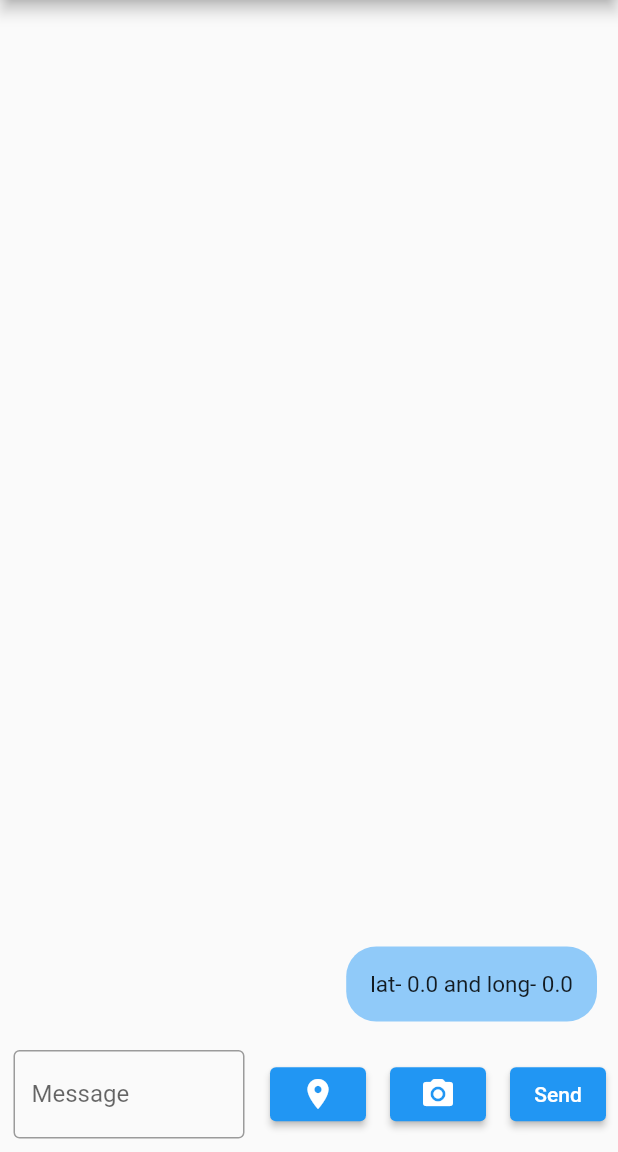
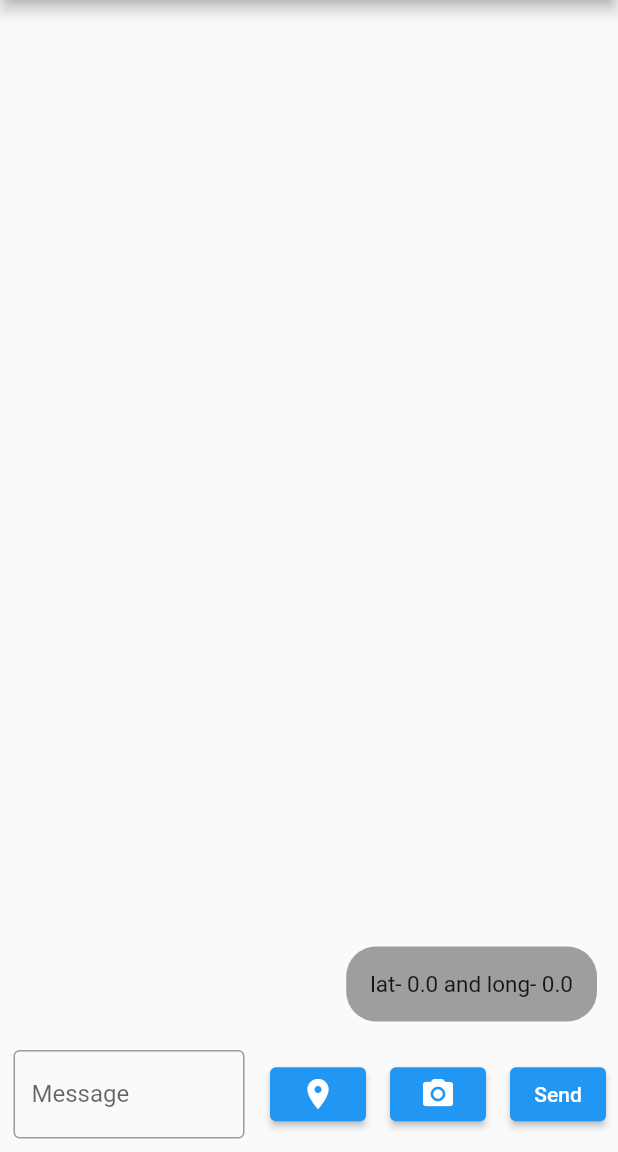
Before and after one commit to alanta335/anonymous-drug-reporting-flutter-app, a Flutter app: the screen it shows once a user with an empty profile is signed in, after a tap on "report location", on a phone screen of 412 x 824 dp, the part 84-1236 px from its top. Run offline on Flutter 3.47's test engine with Material 2 defaults, Android fonts, the phone set to English and light mode, and no system bars; our stand-ins replace cloud_firestore, device_info_plus, dio, firebase_auth, firebase_core, firebase_storage and 5 more; accounts and stored records are empty; network calls fail.

Commit message:
Update homescreen.dart

```diff
--- a/lib/screens/homescreen.dart
+++ b/lib/screens/homescreen.dart
@@ -37,6 +37,16 @@ class _HomepageState extends State<Homepage> {
 
   // ignore: non_constant_identifier_names
 
+  MaterialColor getcolor(int priority) {
+    if (priority == 0) {
+      return Colors.grey;
+    } else if (priority == 1) {
+      return Colors.blue;
+    } else {
+      return Colors.red;
+    }
+  }
+
   Future getImage() async {
     final image = await ImagePicker()
         .pickImage(source: ImageSource.camera, imageQuality: 80);
@@ -59,6 +69,7 @@ class _HomepageState extends State<Homepage> {
         .doc()
         .set({
       'text': imageURL,
+      'priority': 1,
       'type': "image",
       'time': DateTime.now().toString()
     });
@@ -105,10 +116,12 @@ class _HomepageState extends State<Homepage> {
                         .doc()
                         .set({
                       'text': "lat- $lat and long- $long",
+                      'priority': 0,
                       'type': "sender",
                       'time': DateTime.now().toString()
                     });
                     FirebaseFirestore.instance.collection('R_AREA').doc().set({
+                      'priority': 0,
                       'lat': lat,
                       'long': long,
                       'type': "location",
@@ -143,10 +156,7 @@ class _HomepageState extends State<Homepage> {
                           child: Container(
                             decoration: BoxDecoration(
                               borderRadius: BorderRadius.circular(20),
-                              color:
-                                  (document.get('type').toString() == "receiver"
-                                      ? Colors.grey.shade200
-                                      : Colors.blue[200]),
+                              color: getcolor(document.get('priority')),
                             ),
                             padding: EdgeInsets.all(16),
                             child: (document.get('type').toString() == "image")
@@ -214,6 +224,7 @@ class _HomepageState extends State<Homepage> {
                                   .set({
                                 'text': messageController.text,
                                 'type': "sender",
+                                'priority': 0,
                                 'time': DateTime.now().toString()
                               });
                               messageController.text = "";
```
